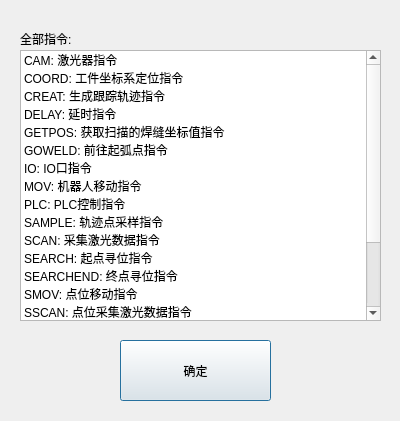
Old version of the form othercmddlg.ui in the repository qubo188612/qtwelding.
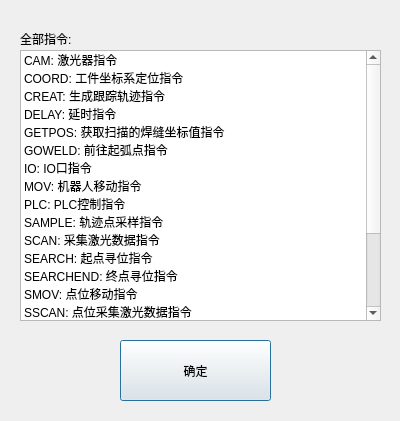
New version of the form.

```diff
--- a/othercmddlg.ui
+++ b/othercmddlg.ui
@@ -141,6 +141,11 @@
      <string>TRACING: 跟踪轨迹工艺指令</string>
     </property>
    </item>
+   <item>
+    <property name="text">
+     <string>WAVE: 生成摆焊工艺指令</string>
+    </property>
+   </item>
    <item>
     <property name="text">
      <string>WELD: 起弧指令</string>
```
